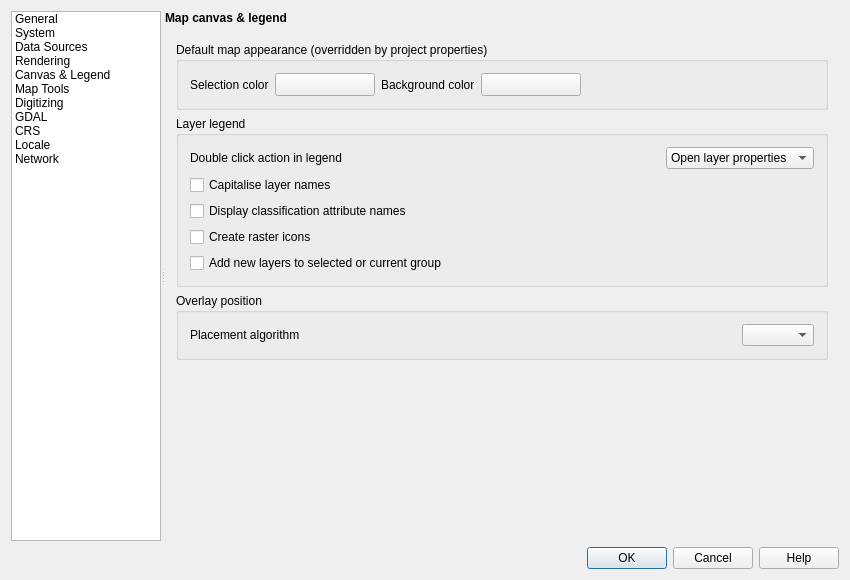
Qt form src/ui/qgsoptionsbase.ui (qgis/QGIS) before a commit.
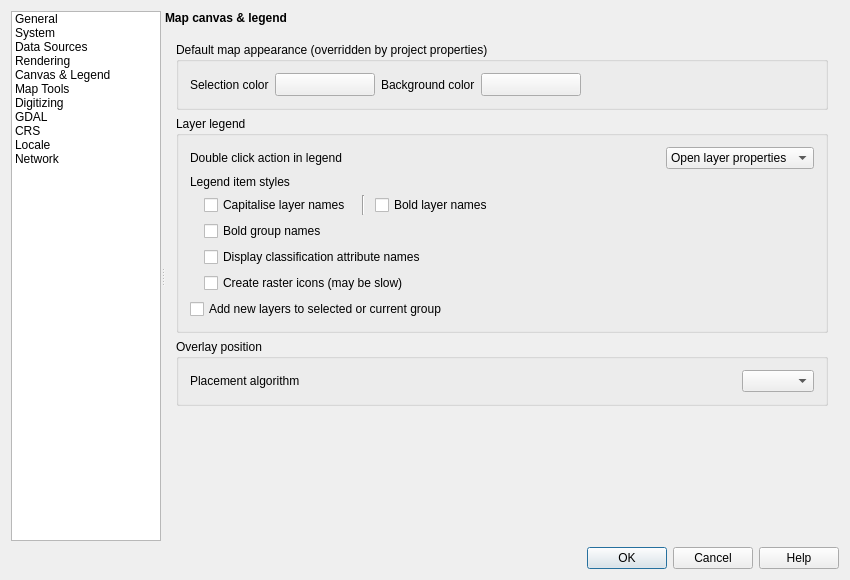
The same form after that commit. The open tabs and pages were chosen to show the change. Icons and pictures are not drawn. Custom widgets are drawn as their Qt base class.

Commit message: [FEATURE] Add style options for legend layer/groups, and live refresh of all legend style options

What changed in the file:
```diff
--- a/src/ui/qgsoptionsbase.ui
+++ b/src/ui/qgsoptionsbase.ui
@@ -1944,8 +1944,8 @@
                <rect>
                 <x>0</x>
                 <y>0</y>
-                <width>498</width>
-                <height>332</height>
+                <width>669</width>
+                <height>490</height>
                </rect>
               </property>
               <layout class="QVBoxLayout" name="verticalLayout_25">
@@ -2074,25 +2074,97 @@
                    </layout>
                   </item>
                   <item>
+                   <layout class="QGridLayout" name="gridLayout_3">
+                    <item row="1" column="2">
+                     <widget class="Line" name="line_4">
+                      <property name="minimumSize">
+                       <size>
+                        <width>12</width>
+                        <height>0</height>
+                       </size>
+                      </property>
+                      <property name="orientation">
+                       <enum>Qt::Vertical</enum>
+                      </property>
+                     </widget>
+                    </item>
+                    <item row="1" column="0">
+                     <spacer name="horizontalSpacer_34">
+                      <property name="orientation">
+                       <enum>Qt::Horizontal</enum>
+                      </property>
+                      <property name="sizeType">
+                       <enum>QSizePolicy::Fixed</enum>
+                      </property>
+                      <property name="sizeHint" stdset="0">
+                       <size>
+                        <width>8</width>
+                        <height>1</height>
+                       </size>
+                      </property>
+                     </spacer>
+                    </item>
+                    <item row="1" column="1">
                    <widget class="QCheckBox" name="capitaliseCheckBox">
+                      <property name="sizePolicy">
+                       <sizepolicy hsizetype="Maximum" vsizetype="Fixed">
+                        <horstretch>0</horstretch>
+                        <verstretch>0</verstretch>
+                       </sizepolicy>
+                      </property>
                     <property name="text">
                      <string>Capitalise layer names</string>
                     </property>
                    </widget>
                   </item>
-                  <item>
+                    <item row="1" column="3">
+                     <widget class="QCheckBox" name="mLegendLayersBoldChkBx">
+                      <property name="sizePolicy">
+                       <sizepolicy hsizetype="Minimum" vsizetype="Fixed">
+                        <horstretch>0</horstretch>
+                        <verstretch>0</verstretch>
+                       </sizepolicy>
+                      </property>
+                      <property name="text">
+                       <string>Bold layer names</string>
+                      </property>
+                     </widget>
+                    </item>
+                    <item row="3" column="1" colspan="3">
                    <widget class="QCheckBox" name="cbxLegendClassifiers">
                     <property name="text">
                      <string>Display classification attribute names</string>
                     </property>
                    </widget>
                   </item>
-                  <item>
+                    <item row="2" column="1" colspan="3">
+                     <widget class="QCheckBox" name="mLegendGroupsBoldChkBx">
+                      <property name="text">
+                       <string>Bold group names</string>
+                      </property>
+                     </widget>
+                    </item>
+                    <item row="4" column="1" colspan="3">
                    <widget class="QCheckBox" name="cbxCreateRasterLegendIcons">
                     <property name="text">
-                     <string>Create raster icons</string>
-                    </property>
-                   </widget>
+                       <string>Create raster icons (may be slow)</string>
+                      </property>
+                     </widget>
+                    </item>
+                    <item row="0" column="0" colspan="4">
+                     <widget class="QLabel" name="label_53">
+                      <property name="sizePolicy">
+                       <sizepolicy hsizetype="Minimum" vsizetype="Preferred">
+                        <horstretch>0</horstretch>
+                        <verstretch>0</verstretch>
+                       </sizepolicy>
+                      </property>
+                      <property name="text">
+                       <string>Legend item styles</string>
+                      </property>
+                     </widget>
+                    </item>
+                   </layout>
                   </item>
                   <item>
                    <widget class="QCheckBox" name="cbxAddNewLayersToCurrentGroup">
```
Left out of the diff: 8 changed lines with no effect on the pictures. Lines whose indentation alone changed are shown as unchanged. The commit also changes 17 other files.
